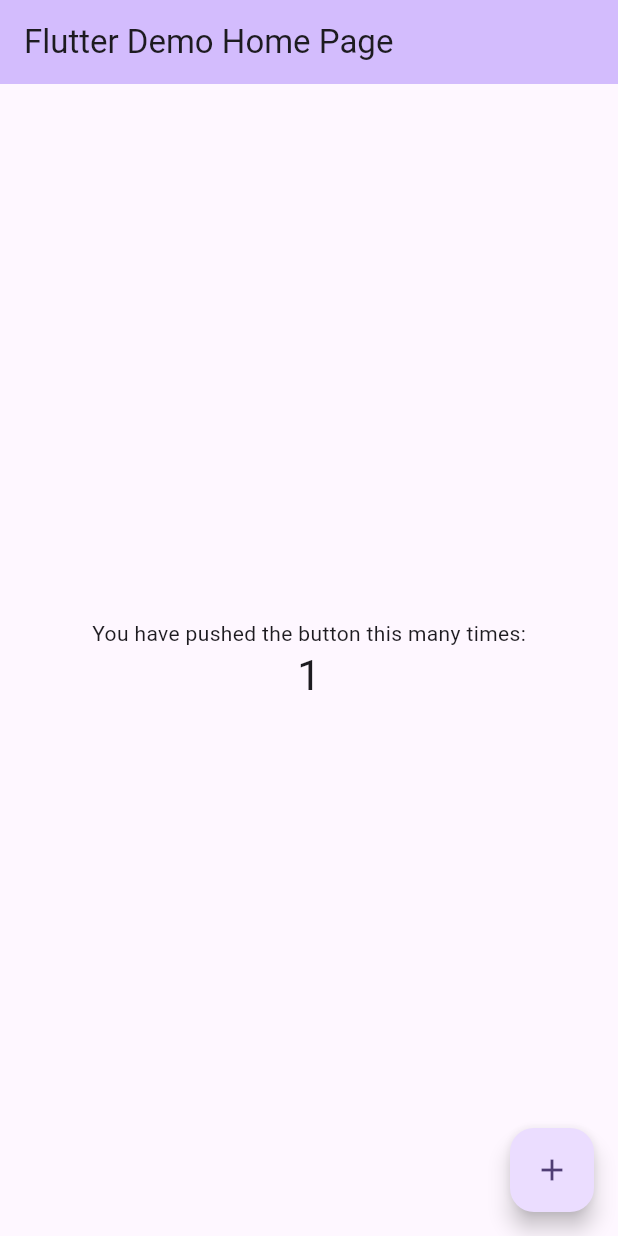
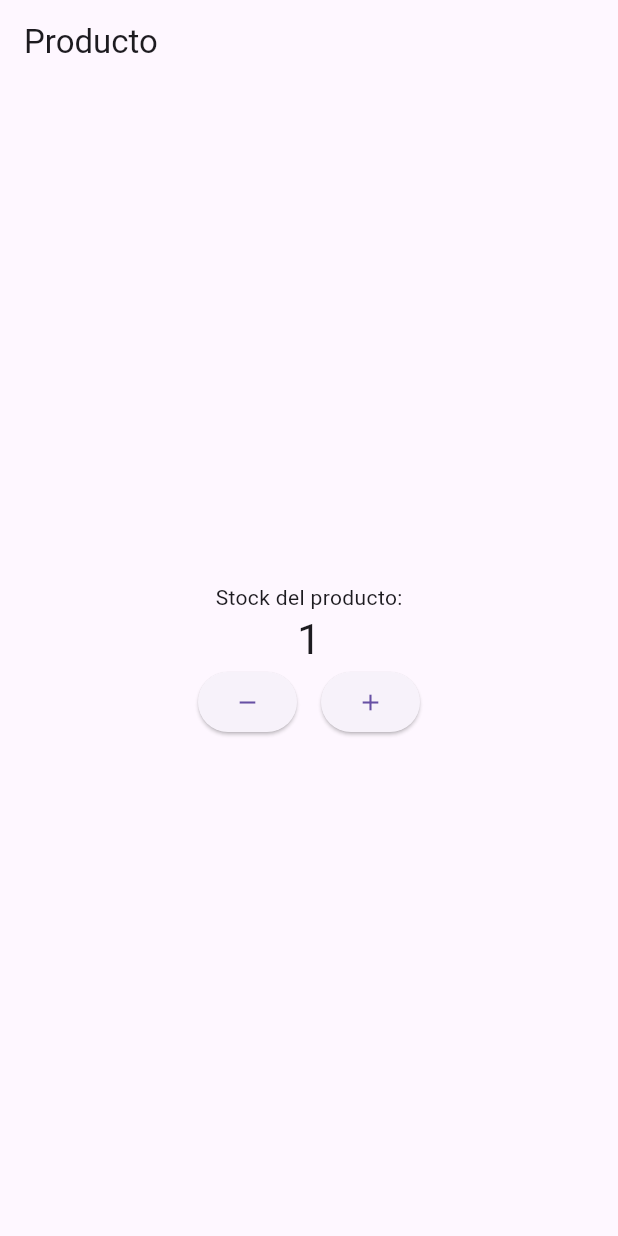
Before and after one commit to RicardoScript/pm_sem3_app_counter_marketplace, a Flutter app: the screen it shows after launch, after a tap on the "add" icon, on a phone screen of 412 x 824 dp. Run offline on Flutter 3.47's test engine with Material 3 defaults, Android fonts, the phone set to English and light mode, and no system bars; our stand-ins replace shared_preferences; Roboto replaces fonts that are missing (SF Pro Display).

```diff
--- /dev/null
+++ b/lib/counter_buttons.dart
@@ -0,0 +1,23 @@
+import 'package:flutter/material.dart';
+
+class CounterButtons extends StatelessWidget {
+  final VoidCallback onIncrement; //método que se puede pasar por parámetro
+  final VoidCallback onDecrement; //método que se puede pasar por parámetro
+
+  const CounterButtons({
+    super.key,
+    required this.onIncrement,
+    required this.onDecrement,
+  });
+
+  @override
+  Widget build(BuildContext context) {
+    return Row(
+      children: [
+        ElevatedButton(onPressed: onDecrement, child: const Icon(Icons.remove)),
+        const SizedBox(width: 16),
+        ElevatedButton(onPressed: onIncrement, child: const Icon(Icons.add)),
+      ],
+    );
+  }
+}
--- /dev/null
+++ b/lib/counter_page.dart
@@ -0,0 +1,77 @@
+import 'package:flutter/material.dart';
+import 'package:shared_preferences/shared_preferences.dart';
+import 'package:pm_sem3_app_counter_marketplace/counter_buttons.dart';
+
+class CounterPage extends StatefulWidget {
+  const CounterPage({super.key});
+
+  @override
+  State<CounterPage> createState() => _CounterPageState();
+}
+
+class _CounterPageState extends State<CounterPage> {
+  int _counter = 0;
+
+  @override
+  void initState() {
+    super.initState();
+    loadCounter();
+  }
+
+  Future<void> loadCounter() async {
+    final prefs = await SharedPreferences.getInstance();
+    setState(() {
+      _counter = prefs.getInt('counter') ?? 0;
+    });
+  }
+
+  Future<void> saveCounter() async {
+    final prefs = await SharedPreferences.getInstance();
+    await prefs.setInt('counter', _counter);
+  }
+
+  void _increment() {
+    setState(() {
+      _counter++;
+    });
+    saveCounter();
+  }
+
+  void _decrement() {
+    setState(() {
+      if (_counter > 0) { // Para prevenir número negativos
+        _counter--;
+      }
+    });
+    saveCounter();
+  }
+
+  @override
+  Widget build(BuildContext context) {
+    return Scaffold(
+      appBar: AppBar(
+        title: const Text('Producto'),
+      ),
+      body: Center(
+        child: Column(
+          mainAxisAlignment: MainAxisAlignment.center,
+          children: <Widget>[
+            const Text(
+              'Stock del producto:',
+            ),
+            Text(
+              '$_counter',
+              style: Theme.of(context).textTheme.headlineMedium,
+            ),
+            Row(
+              mainAxisAlignment: MainAxisAlignment.center,
+              children: [
+                CounterButtons(onIncrement: _increment, onDecrement: _decrement)
+              ],
+            ),
+          ],
+        ),
+      ),
+    );
+  }
+}
--- a/lib/main.dart
+++ b/lib/main.dart
@@ -1,122 +1,38 @@
 import 'package:flutter/material.dart';
+import 'package:pm_sem3_app_counter_marketplace/counter_page.dart';
 
 void main() {
-  runApp(const MyApp());
+  runApp(SetStateCounterApp());
 }
 
-class MyApp extends StatelessWidget {
-  const MyApp({super.key});
+class SetStateCounterApp extends StatelessWidget {
+  const SetStateCounterApp({super.key});
 
-  // This widget is the root of your application.
   @override
   Widget build(BuildContext context) {
     return MaterialApp(
-      title: 'Flutter Demo',
       theme: ThemeData(
-        // This is the theme of your application.
-        //
-        // TRY THIS: Try running your application with "flutter run". You'll see
-        // the application has a purple toolbar. Then, without quitting the app,
-        // try changing the seedColor in the colorScheme below to Colors.green
-        // and then invoke "hot reload" (save your changes or press the "hot
-        // reload" button in a Flutter-supported IDE, or press "r" if you used
-        // the command line to start the app).
-        //
-        // Notice that the counter didn't reset back to zero; the application
-        // state is not lost during the reload. To reset the state, use hot
-        // restart instead.
-        //
-        // This works for code too, not just values: Most code changes can be
-        // tested with just a hot reload.
-        colorScheme: ColorScheme.fromSeed(seedColor: Colors.deepPurple),
+        fontFamily: 'SF Pro Display',
+        primaryColor: const Color(0xFFA86850),
+        inputDecorationTheme: InputDecorationTheme(
+          filled: true,
+          fillColor: Colors.white,
+          contentPadding: const EdgeInsets.symmetric(
+            vertical: 18,
+            horizontal: 20,
+          ),
+          enabledBorder: OutlineInputBorder(
+            borderSide: const BorderSide(color: Color(0xFFA86850)),
+            borderRadius: BorderRadius.circular(14),
+          ),
+          focusedBorder: OutlineInputBorder(
+            borderSide: const BorderSide(color: Color(0xFFA86850), width: 2),
+            borderRadius: BorderRadius.circular(14),
+          ),
+          hintStyle: TextStyle(color: Colors.grey.shade500),
+        ),
       ),
-      home: const MyHomePage(title: 'Flutter Demo Home Page'),
+      home: const CounterPage(),
     );
   }
 }
-
-class MyHomePage extends StatefulWidget {
-  const MyHomePage({super.key, required this.title});
-
-  // This widget is the home page of your application. It is stateful, meaning
-  // that it has a State object (defined below) that contains fields that affect
-  // how it looks.
-
-  // This class is the configuration for the state. It holds the values (in this
-  // case the title) provided by the parent (in this case the App widget) and
-  // used by the build method of the State. Fields in a Widget subclass are
-  // always marked "final".
-
-  final String title;
-
-  @override
-  State<MyHomePage> createState() => _MyHomePageState();
-}
-
-class _MyHomePageState extends State<MyHomePage> {
-  int _counter = 0;
-
-  void _incrementCounter() {
-    setState(() {
-      // This call to setState tells the Flutter framework that something has
-      // changed in this State, which causes it to rerun the build method below
-      // so that the display can reflect the updated values. If we changed
-      // _counter without calling setState(), then the build method would not be
-      // called again, and so nothing would appear to happen.
-      _counter++;
-    });
-  }
-
-  @override
-  Widget build(BuildContext context) {
-    // This method is rerun every time setState is called, for instance as done
-    // by the _incrementCounter method above.
-    //
-    // The Flutter framework has been optimized to make rerunning build methods
-    // fast, so that you can just rebuild anything that needs updating rather
-    // than having to individually change instances of widgets.
-    return Scaffold(
-      appBar: AppBar(
-        // TRY THIS: Try changing the color here to a specific color (to
-        // Colors.amber, perhaps?) and trigger a hot reload to see the AppBar
-        // change color while the other colors stay the same.
-        backgroundColor: Theme.of(context).colorScheme.inversePrimary,
-        // Here we take the value from the MyHomePage object that was created by
-        // the App.build method, and use it to set our appbar title.
-        title: Text(widget.title),
-      ),
-      body: Center(
-        // Center is a layout widget. It takes a single child and positions it
-        // in the middle of the parent.
-        child: Column(
-          // Column is also a layout widget. It takes a list of children and
-          // arranges them vertically. By default, it sizes itself to fit its
-          // children horizontally, and tries to be as tall as its parent.
-          //
-          // Column has various properties to control how it sizes itself and
-          // how it positions its children. Here we use mainAxisAlignment to
-          // center the children vertically; the main axis here is the vertical
-          // axis because Columns are vertical (the cross axis would be
-          // horizontal).
-          //
-          // TRY THIS: Invoke "debug painting" (choose the "Toggle Debug Paint"
-          // action in the IDE, or press "p" in the console), to see the
-          // wireframe for each widget.
-          mainAxisAlignment: MainAxisAlignment.center,
-          children: <Widget>[
-            const Text('You have pushed the button this many times:'),
-            Text(
-              '$_counter',
-              style: Theme.of(context).textTheme.headlineMedium,
-            ),
-          ],
-        ),
-      ),
-      floatingActionButton: FloatingActionButton(
-        onPressed: _incrementCounter,
-        tooltip: 'Increment',
-        child: const Icon(Icons.add),
-      ), // This trailing comma makes auto-formatting nicer for build methods.
-    );
-  }
-}
--- a/pubspec.yaml
+++ b/pubspec.yaml
@@ -30,6 +30,7 @@ environment:
 dependencies:
   flutter:
     sdk: flutter
+  shared_preferences: ^2.2.2
 
   # The following adds the Cupertino Icons font to your application.
   # Use with the CupertinoIcons class for iOS style icons.
```
Also changed, not shown: pubspec.lock, 2 other files.
